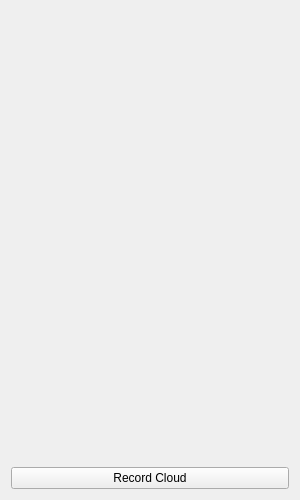
First picture: the form in proper_cloud/resources/scan.ui, repository openlmd/proper, before the edit.
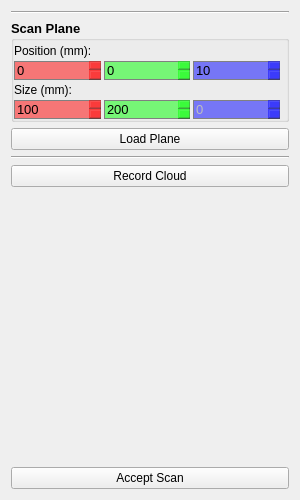
Second picture: the form after the edit.

Commit message: Added support for automatic scan path generation.

Diff of the .ui file:
```diff
--- a/proper_cloud/resources/scan.ui
+++ b/proper_cloud/resources/scan.ui
@@ -14,7 +14,347 @@
    <string>Form</string>
   </property>
   <layout class="QGridLayout" name="gridLayout">
+   <item row="5" column="0">
+    <spacer name="verticalSpacer">
+     <property name="orientation">
+      <enum>Qt::Vertical</enum>
+     </property>
+     <property name="sizeHint" stdset="0">
+      <size>
+       <width>20</width>
+       <height>40</height>
+      </size>
+     </property>
+    </spacer>
+   </item>
+   <item row="3" column="0">
+    <widget class="Line" name="line_2">
+     <property name="orientation">
+      <enum>Qt::Horizontal</enum>
+     </property>
+    </widget>
+   </item>
+   <item row="0" column="0">
+    <widget class="Line" name="line">
+     <property name="orientation">
+      <enum>Qt::Horizontal</enum>
+     </property>
+    </widget>
+   </item>
    <item row="1" column="0">
+    <widget class="QGroupBox" name="grpPlane">
+     <property name="font">
+      <font>
+       <pointsize>10</pointsize>
+       <weight>75</weight>
+       <italic>false</italic>
+       <bold>true</bold>
+      </font>
+     </property>
+     <property name="title">
+      <string>Scan Plane</string>
+     </property>
+     <layout class="QVBoxLayout" name="verticalLayout_2">
+      <property name="spacing">
+       <number>3</number>
+      </property>
+      <property name="leftMargin">
+       <number>0</number>
+      </property>
+      <property name="topMargin">
+       <number>3</number>
+      </property>
+      <property name="rightMargin">
+       <number>6</number>
+      </property>
+      <property name="bottomMargin">
+       <number>0</number>
+      </property>
+      <item>
+       <widget class="QLabel" name="lblPosition">
+        <property name="font">
+         <font>
+          <pointsize>9</pointsize>
+          <weight>50</weight>
+          <italic>false</italic>
+          <bold>false</bold>
+         </font>
+        </property>
+        <property name="text">
+         <string>Position (mm):</string>
+        </property>
+       </widget>
+      </item>
+      <item>
+       <layout class="QGridLayout" name="glPosition" rowstretch="0">
+        <property name="spacing">
+         <number>3</number>
+        </property>
+        <item row="0" column="0">
+         <widget class="QDoubleSpinBox" name="sbPositionX">
+          <property name="font">
+           <font>
+            <weight>50</weight>
+            <italic>false</italic>
+            <bold>false</bold>
+           </font>
+          </property>
+          <property name="autoFillBackground">
+           <bool>false</bool>
+          </property>
+          <property name="styleSheet">
+           <string notr="true">background-color: rgba(255, 0, 0, 128);
+border: 1px solid gray;
+</string>
+          </property>
+          <property name="frame">
+           <bool>false</bool>
+          </property>
+          <property name="decimals">
+           <number>0</number>
+          </property>
+          <property name="maximum">
+           <double>1000.000000000000000</double>
+          </property>
+          <property name="singleStep">
+           <double>5.000000000000000</double>
+          </property>
+         </widget>
+        </item>
+        <item row="0" column="1">
+         <widget class="QDoubleSpinBox" name="sbPositionY">
+          <property name="minimumSize">
+           <size>
+            <width>0</width>
+            <height>0</height>
+           </size>
+          </property>
+          <property name="font">
+           <font>
+            <weight>50</weight>
+            <italic>false</italic>
+            <bold>false</bold>
+           </font>
+          </property>
+          <property name="autoFillBackground">
+           <bool>false</bool>
+          </property>
+          <property name="styleSheet">
+           <string notr="true">background-color: rgba(0, 255, 0, 128);
+border: 1px solid gray;</string>
+          </property>
+          <property name="wrapping">
+           <bool>false</bool>
+          </property>
+          <property name="frame">
+           <bool>false</bool>
+          </property>
+          <property name="buttonSymbols">
+           <enum>QAbstractSpinBox::UpDownArrows</enum>
+          </property>
+          <property name="accelerated">
+           <bool>false</bool>
+          </property>
+          <property name="decimals">
+           <number>0</number>
+          </property>
+          <property name="maximum">
+           <double>1000.000000000000000</double>
+          </property>
+          <property name="singleStep">
+           <double>5.000000000000000</double>
+          </property>
+         </widget>
+        </item>
+        <item row="0" column="2">
+         <widget class="QDoubleSpinBox" name="sbPositionZ">
+          <property name="enabled">
+           <bool>true</bool>
+          </property>
+          <property name="font">
+           <font>
+            <weight>50</weight>
+            <italic>false</italic>
+            <bold>false</bold>
+           </font>
+          </property>
+          <property name="autoFillBackground">
+           <bool>false</bool>
+          </property>
+          <property name="styleSheet">
+           <string notr="true">background-color: rgba(0, 0, 255, 128);
+border: 1px solid gray;</string>
+          </property>
+          <property name="frame">
+           <bool>false</bool>
+          </property>
+          <property name="decimals">
+           <number>0</number>
+          </property>
+          <property name="maximum">
+           <double>1000.000000000000000</double>
+          </property>
+          <property name="singleStep">
+           <double>5.000000000000000</double>
+          </property>
+          <property name="value">
+           <double>10.000000000000000</double>
+          </property>
+         </widget>
+        </item>
+       </layout>
+      </item>
+      <item>
+       <widget class="QLabel" name="lblSize">
+        <property name="font">
+         <font>
+          <pointsize>9</pointsize>
+          <weight>50</weight>
+          <italic>false</italic>
+          <bold>false</bold>
+         </font>
+        </property>
+        <property name="text">
+         <string>Size (mm):</string>
+        </property>
+       </widget>
+      </item>
+      <item>
+       <layout class="QGridLayout" name="glSize" rowstretch="0">
+        <property name="spacing">
+         <number>3</number>
+        </property>
+        <item row="0" column="0">
+         <widget class="QDoubleSpinBox" name="sbSizeX">
+          <property name="font">
+           <font>
+            <weight>50</weight>
+            <italic>false</italic>
+            <bold>false</bold>
+           </font>
+          </property>
+          <property name="autoFillBackground">
+           <bool>false</bool>
+          </property>
+          <property name="styleSheet">
+           <string notr="true">background-color: rgba(255, 0, 0, 128);
+border: 1px solid gray;
+</string>
+          </property>
+          <property name="frame">
+           <bool>false</bool>
+          </property>
+          <property name="decimals">
+           <number>0</number>
+          </property>
+          <property name="maximum">
+           <double>1000.000000000000000</double>
+          </property>
+          <property name="singleStep">
+           <double>10.000000000000000</double>
+          </property>
+          <property name="value">
+           <double>100.000000000000000</double>
+          </property>
+         </widget>
+        </item>
+        <item row="0" column="1">
+         <widget class="QDoubleSpinBox" name="sbSizeY">
+          <property name="minimumSize">
+           <size>
+            <width>0</width>
+            <height>0</height>
+           </size>
+          </property>
+          <property name="font">
+           <font>
+            <weight>50</weight>
+            <italic>false</italic>
+            <bold>false</bold>
+           </font>
+          </property>
+          <property name="autoFillBackground">
+           <bool>false</bool>
+          </property>
+          <property name="styleSheet">
+           <string notr="true">background-color: rgba(0, 255, 0, 128);
+border: 1px solid gray;</string>
+          </property>
+          <property name="wrapping">
+           <bool>false</bool>
+          </property>
+          <property name="frame">
+           <bool>false</bool>
+          </property>
+          <property name="buttonSymbols">
+           <enum>QAbstractSpinBox::UpDownArrows</enum>
+          </property>
+          <property name="accelerated">
+           <bool>false</bool>
+          </property>
+          <property name="decimals">
+           <number>0</number>
+          </property>
+          <property name="maximum">
+           <double>1000.000000000000000</double>
+          </property>
+          <property name="singleStep">
+           <double>10.000000000000000</double>
+          </property>
+          <property name="value">
+           <double>200.000000000000000</double>
+          </property>
+         </widget>
+        </item>
+        <item row="0" column="2">
+         <widget class="QDoubleSpinBox" name="sbSizeZ">
+          <property name="enabled">
+           <bool>false</bool>
+          </property>
+          <property name="font">
+           <font>
+            <weight>50</weight>
+            <italic>false</italic>
+            <bold>false</bold>
+           </font>
+          </property>
+          <property name="autoFillBackground">
+           <bool>false</bool>
+          </property>
+          <property name="styleSheet">
+           <string notr="true">background-color: rgba(0, 0, 255, 128);
+border: 1px solid gray;</string>
+          </property>
+          <property name="frame">
+           <bool>false</bool>
+          </property>
+          <property name="decimals">
+           <number>0</number>
+          </property>
+          <property name="maximum">
+           <double>1000.000000000000000</double>
+          </property>
+          <property name="singleStep">
+           <double>10.000000000000000</double>
+          </property>
+          <property name="value">
+           <double>0.000000000000000</double>
+          </property>
+         </widget>
+        </item>
+       </layout>
+      </item>
+     </layout>
+    </widget>
+   </item>
+   <item row="2" column="0">
+    <widget class="QPushButton" name="btnPlane">
+     <property name="text">
+      <string>Load Plane</string>
+     </property>
+    </widget>
+   </item>
+   <item row="4" column="0">
     <widget class="QPushButton" name="btnRecord">
      <property name="minimumSize">
       <size>
@@ -44,18 +384,12 @@
      </property>
     </widget>
    </item>
-   <item row="0" column="0">
-    <spacer name="verticalSpacer">
-     <property name="orientation">
-      <enum>Qt::Vertical</enum>
+   <item row="6" column="0">
+    <widget class="QPushButton" name="btnScan">
+     <property name="text">
+      <string>Accept Scan</string>
      </property>
-     <property name="sizeHint" stdset="0">
-      <size>
-       <width>20</width>
-       <height>40</height>
-      </size>
-     </property>
-    </spacer>
+    </widget>
    </item>
   </layout>
  </widget>
```
The commit also changes 8 other files.
